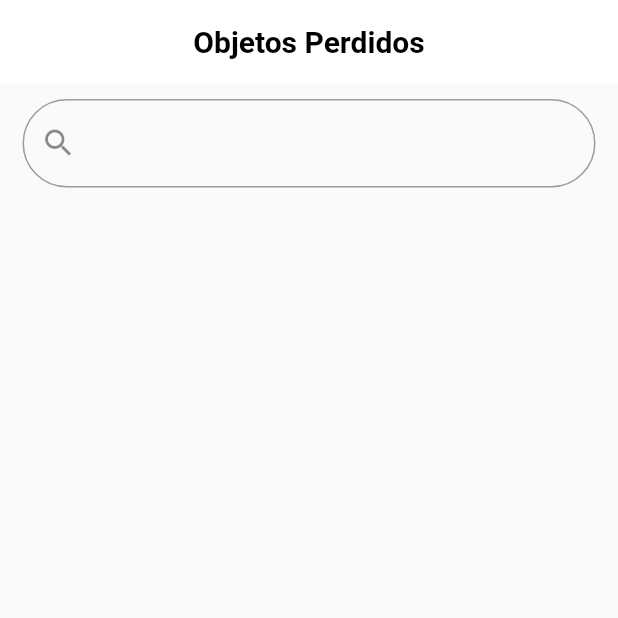
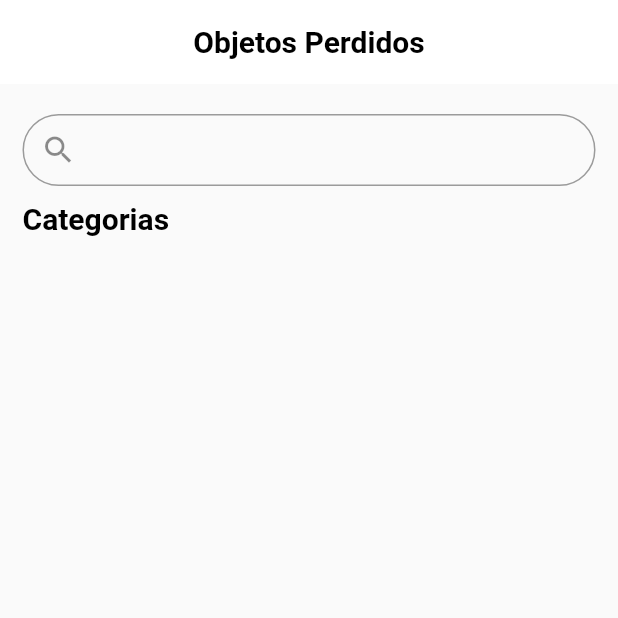
Before and after one commit to Moviles202320Grupo12/Unimaps_Flutter, a Flutter app: the screen it shows after launch, on a phone screen of 412 x 824 dp, the top half of it. Run offline on Flutter 3.47's test engine with Material 2 defaults, Android fonts, the light colour scheme and no system bars; our stand-ins replace google_fonts; Roboto replaces fonts that are missing (Urbanist).

Commit message:
Add Categorias

```diff
--- a/app_final/lib/pages/lost_property.dart
+++ b/app_final/lib/pages/lost_property.dart
@@ -33,7 +33,7 @@ class LostPropertyHome extends StatelessWidget {
           mainAxisAlignment: MainAxisAlignment.start,
           crossAxisAlignment: CrossAxisAlignment.start,
           children: [
-            SizedBox(height: 10),
+            const SizedBox(height: 20),
             Padding(
               padding: const EdgeInsets.symmetric(horizontal: 15.0),
               child: TextField(
@@ -46,11 +46,22 @@ class LostPropertyHome extends StatelessWidget {
                   labelText: '',
                   prefixIcon: Icon(Icons.search),
                   border: OutlineInputBorder(
-                      borderRadius: BorderRadius.circular(30.0)),
+                      borderRadius: BorderRadius.circular(25.0)),
+                  contentPadding:
+                      EdgeInsets.symmetric(vertical: 3.0, horizontal: 2.0),
                 ),
               ),
             ),
-            SizedBox(height: 10),
+            const SizedBox(height: 10),
+            const Padding(
+              padding: EdgeInsets.symmetric(horizontal: 15),
+              child: Text("Categorias",
+                  style: TextStyle(
+                      color: Colors.black,
+                      fontFamily: 'Urbanist',
+                      fontWeight: FontWeight.bold,
+                      fontSize: 20)),
+            )
           ],
         ));
   }
```
